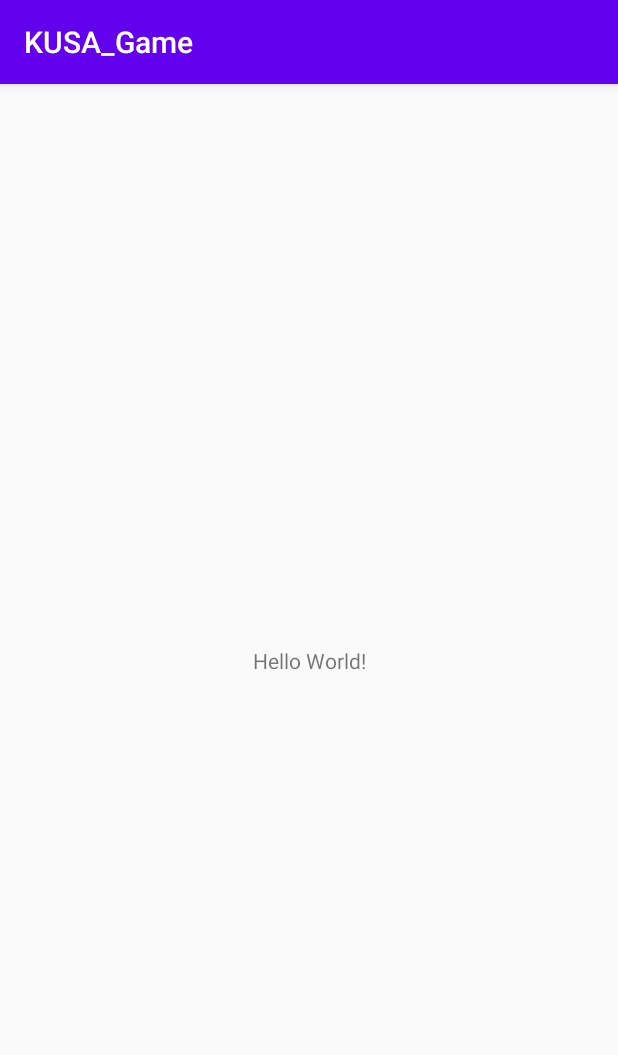
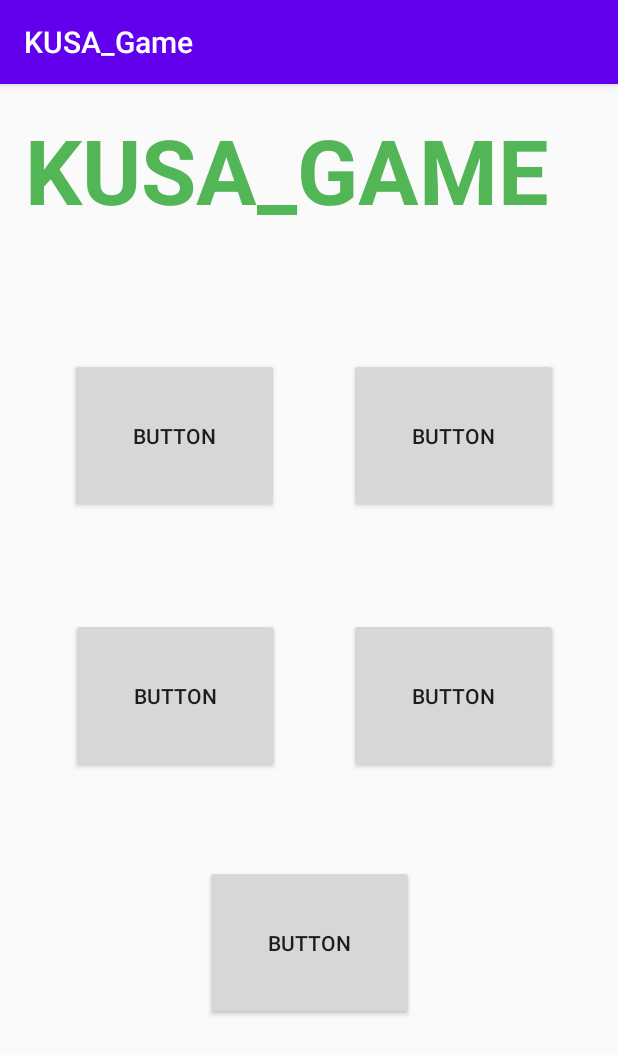
Before and after one commit to konan-pbl-2022/KUSA_Game, an Android app: the screen it shows after launch (MainActivity), on a phone screen of 412 x 824 dp. Shown: the top 1055 px of the screen. Run offline under Robolectric (Android 15) with nearby library versions, the phone set to English and light mode, and no system bars.

Commit message:
ホーム画面作った

```diff
--- a/app/src/main/java/com/example/kusa_game/MainActivity.java
+++ b/app/src/main/java/com/example/kusa_game/MainActivity.java
@@ -2,7 +2,10 @@ package com.example.kusa_game;
 
 import androidx.appcompat.app.AppCompatActivity;
 
+import android.content.Intent;
 import android.os.Bundle;
+import android.view.View;
+import android.widget.Button;
 
 public class MainActivity extends AppCompatActivity {
 
@@ -10,5 +13,51 @@ public class MainActivity extends AppCompatActivity {
     protected void onCreate(Bundle savedInstanceState) {
         super.onCreate(savedInstanceState);
         setContentView(R.layout.activity_main);
+
+        Button Button = (Button) findViewById(R.id.button);
+        Button.setOnClickListener(new View.OnClickListener() {
+            @Override
+            public void onClick(View view) {
+                Intent intent = new Intent(MainActivity.this, GameMode.class);
+                startActivity(intent);
+            }
+        });
+
+        Button Button2 = (Button) findViewById(R.id.button);
+        Button2.setOnClickListener(new View.OnClickListener() {
+            @Override
+            public void onClick(View view) {
+                Intent intent = new Intent(MainActivity.this, GameMode.class);
+                startActivity(intent);
+            }
+        });
+
+        Button Button3 = (Button) findViewById(R.id.button);
+        Button3.setOnClickListener(new View.OnClickListener() {
+            @Override
+            public void onClick(View view) {
+                Intent intent = new Intent(MainActivity.this, GameMode.class);
+                startActivity(intent);
+            }
+        });
+
+        Button Button4 = (Button) findViewById(R.id.button);
+        Button4.setOnClickListener(new View.OnClickListener() {
+            @Override
+            public void onClick(View view) {
+                Intent intent = new Intent(MainActivity.this, GameMode.class);
+                startActivity(intent);
+            }
+        });
+
+        Button Button5 = (Button) findViewById(R.id.button);
+        Button5.setOnClickListener(new View.OnClickListener() {
+            @Override
+            public void onClick(View view) {
+                Intent intent = new Intent(MainActivity.this, GameMode.class);
+                startActivity(intent);
+            }
+        });
+
     }
 }
--- a/app/src/main/res/layout/activity_main.xml
+++ b/app/src/main/res/layout/activity_main.xml
@@ -6,13 +6,77 @@
     android:layout_height="match_parent"
     tools:context=".MainActivity">
 
+    <Button
+        android:id="@+id/button4"
+        android:layout_width="139dp"
+        android:layout_height="103dp"
+        android:layout_marginEnd="40dp"
+        android:layout_marginRight="40dp"
+        android:text="Button"
+        app:layout_constraintBottom_toBottomOf="parent"
+        app:layout_constraintEnd_toEndOf="parent"
+        app:layout_constraintTop_toBottomOf="@+id/button2"
+        app:layout_constraintVertical_bias="0.184" />
+
+    <Button
+        android:id="@+id/button2"
+        android:layout_width="139dp"
+        android:layout_height="103dp"
+        android:layout_marginEnd="40dp"
+        android:layout_marginRight="40dp"
+        android:text="Button"
+        app:layout_constraintBottom_toBottomOf="parent"
+        app:layout_constraintEnd_toEndOf="parent"
+        app:layout_constraintTop_toTopOf="parent"
+        app:layout_constraintVertical_bias="0.275" />
+
     <TextView
-        android:layout_width="wrap_content"
-        android:layout_height="wrap_content"
-        android:text="Hello World!"
+        android:id="@+id/Home_title"
+        android:layout_width="393dp"
+        android:layout_height="85dp"
+        android:text="KUSA_GAME"
+        android:textColor="#52B656"
+        android:textSize="60sp"
+        android:textStyle="bold"
         app:layout_constraintBottom_toBottomOf="parent"
-        app:layout_constraintLeft_toLeftOf="parent"
-        app:layout_constraintRight_toRightOf="parent"
-        app:layout_constraintTop_toTopOf="parent" />
+        app:layout_constraintEnd_toEndOf="parent"
+        app:layout_constraintHorizontal_bias="0.888"
+        app:layout_constraintStart_toStartOf="parent"
+        app:layout_constraintTop_toTopOf="parent"
+        app:layout_constraintVertical_bias="0.024" />
+
+    <Button
+        android:id="@+id/button"
+        android:layout_width="139dp"
+        android:layout_height="103dp"
+        android:text="Button"
+        app:layout_constraintBottom_toBottomOf="parent"
+        app:layout_constraintEnd_toStartOf="@+id/button2"
+        app:layout_constraintStart_toStartOf="parent"
+        app:layout_constraintTop_toTopOf="parent"
+        app:layout_constraintVertical_bias="0.275" />
+
+    <Button
+        android:id="@+id/button3"
+        android:layout_width="139dp"
+        android:layout_height="103dp"
+        android:text="Button"
+        app:layout_constraintBottom_toBottomOf="parent"
+        app:layout_constraintEnd_toStartOf="@+id/button4"
+        app:layout_constraintHorizontal_bias="0.505"
+        app:layout_constraintStart_toStartOf="parent"
+        app:layout_constraintTop_toBottomOf="@+id/button"
+        app:layout_constraintVertical_bias="0.184" />
+
+    <Button
+        android:id="@+id/button5"
+        android:layout_width="139dp"
+        android:layout_height="103dp"
+        android:text="Button"
+        app:layout_constraintBottom_toBottomOf="parent"
+        app:layout_constraintEnd_toEndOf="parent"
+        app:layout_constraintStart_toStartOf="parent"
+        app:layout_constraintTop_toTopOf="parent"
+        app:layout_constraintVertical_bias="0.783" />
 
 </androidx.constraintlayout.widget.ConstraintLayout>
```
